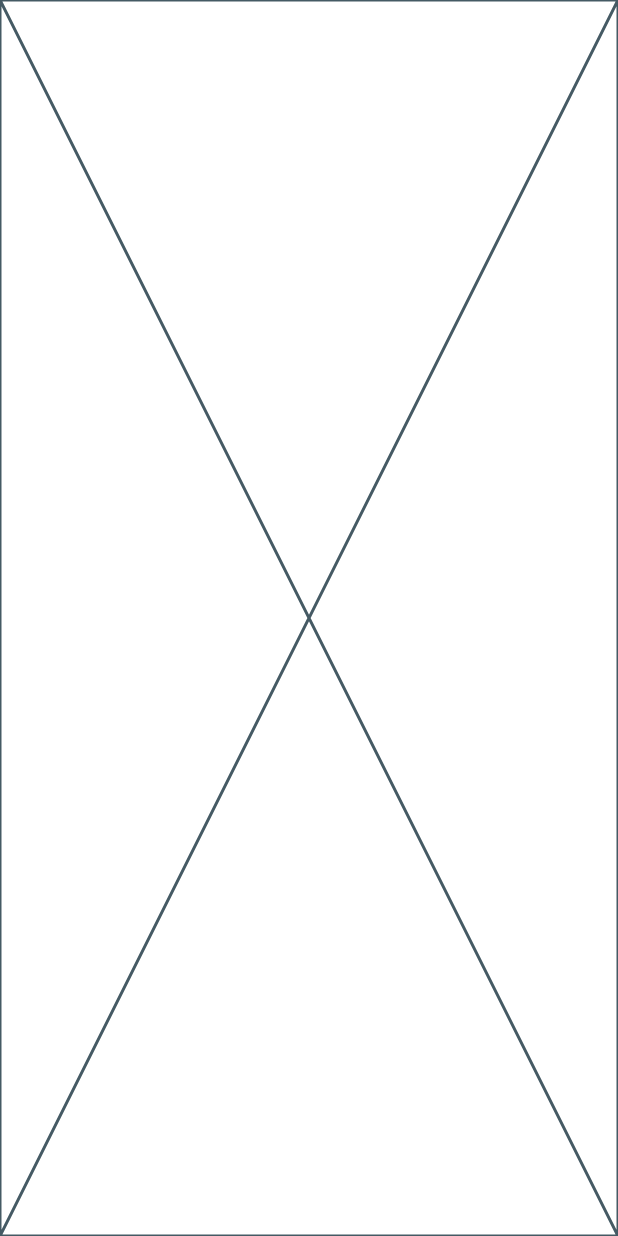
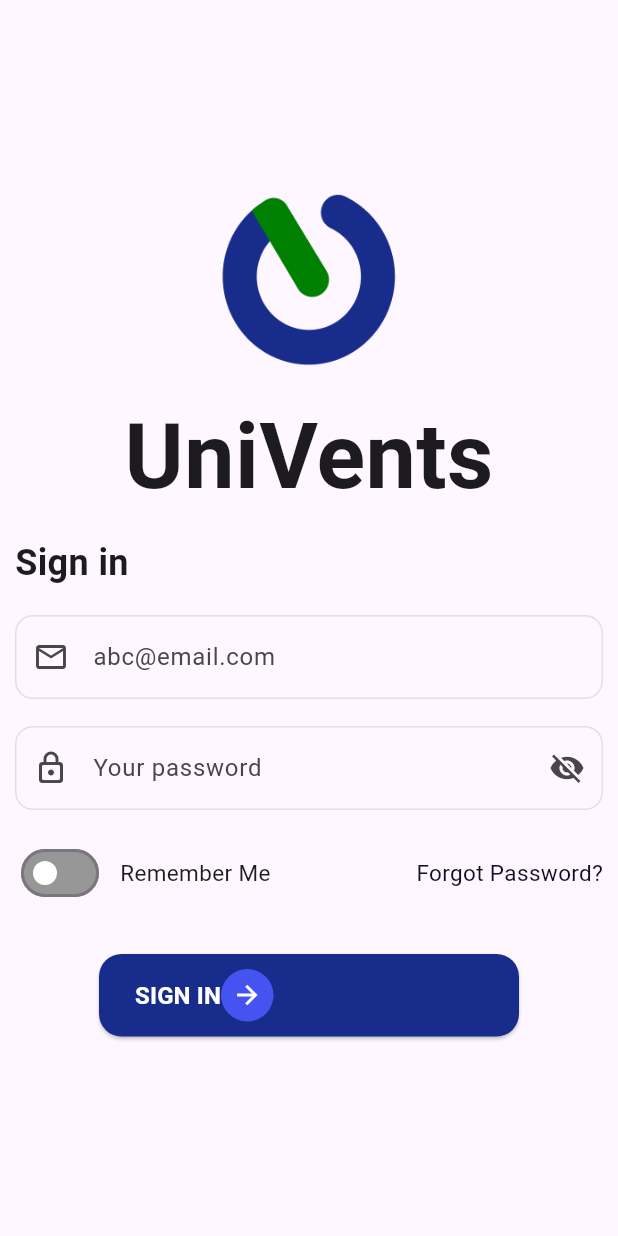
Before and after one commit to KristyleModin/UniVents_Website, a Flutter app: the screen it shows after launch, on a phone screen of 412 x 824 dp. Run offline on Flutter 3.47's test engine with Material 3 defaults, Android fonts, the phone set to English and light mode, and no system bars.

Commit message:
Login Page so Far

```diff
--- a/lib/main.dart
+++ b/lib/main.dart
@@ -1,5 +1,5 @@
 import 'package:flutter/material.dart';
-import 'package:univents/src/views/public/sign_in.dart';
+import 'package:univents/src/views/public/login_page.dart';
 
 void main() {
   runApp(const MyApp());
@@ -32,7 +32,7 @@ class MyApp extends StatelessWidget {
         // tested with just a hot reload.
         colorScheme: ColorScheme.fromSeed(seedColor: Colors.deepPurple),
       ),
-      home: const SignIn (),
+      home: const LoginPage (),
     );
   }
 }
--- /dev/null
+++ b/lib/src/views/public/login_page.dart
@@ -0,0 +1,200 @@
+import 'package:flutter/material.dart';
+
+class LoginPage extends StatefulWidget {
+  const LoginPage({super.key});
+
+  @override
+  State<LoginPage> createState() => _LoginPageState();
+}
+
+class _LoginPageState extends State<LoginPage> {
+  bool obscureText = true;
+  bool _isSwitchOn = false;
+  bool _isSwitchOff = false;
+
+  @override
+  Widget build(BuildContext context) {
+    return Scaffold(
+      body: Center(
+        child: Padding(
+          padding: const EdgeInsets.all(10),
+          child: Container(
+            height: 600,
+            width: 600,
+            child: Column(
+              children: [
+                Image.asset(
+                  "lib/images/univents_logo.png",
+                  width: 250,
+                  height: 150,
+                ),
+                Text(
+                  "UniVents",
+                  style: TextStyle(
+                    fontWeight: FontWeight.bold,
+                    fontSize: 60,
+                  ),
+                ),
+                SizedBox(
+                  height: 10,
+                ),
+                Align(
+                  alignment: Alignment.centerLeft,
+                  child: Text(
+                    "Sign in",
+                    style: TextStyle(
+                      fontWeight: FontWeight.bold,
+                      fontSize: 24,
+                    ),
+                  ),
+                ),
+                SizedBox(
+                  height: 18,
+                ),
+                TextField(
+                  decoration: InputDecoration(
+                    prefixIcon: Icon(Icons.email_outlined),
+                    hintText: "abc@email.com",
+                    enabledBorder: OutlineInputBorder(
+                      borderRadius: BorderRadius.circular(12),
+                      borderSide: BorderSide(
+                        color: Color(0xFFE4DFDF),
+                      ),
+                    ),
+                    focusedBorder: OutlineInputBorder(
+                      borderRadius: BorderRadius.circular(12),
+                      borderSide: BorderSide(
+                        color: Color(0xFFE4DFDF),
+                        width: 2.0,
+                      ),
+                    ),
+                  ),
+                ),
+                SizedBox(
+                  height: 18,
+                ),
+                TextField(
+                  obscureText: obscureText,
+                  decoration: InputDecoration(
+                    prefixIcon: Icon(Icons.lock_outline_rounded),
+                    suffixIcon: IconButton(
+                      onPressed: () {
+                        setState(() {
+                          obscureText = !obscureText;
+                        });
+                      },
+                      icon: Icon(
+                        obscureText
+                            ? Icons.visibility_off
+                            : Icons.visibility,
+                      ),
+                    ),
+                    hintText: "Your password",
+                    enabledBorder: OutlineInputBorder(
+                      borderRadius: BorderRadius.circular(12),
+                      borderSide: BorderSide(
+                        color: Color(0xFFE4DFDF),
+                      ),
+                    ),
+                    focusedBorder: OutlineInputBorder(
+                      borderRadius: BorderRadius.circular(12),
+                      borderSide: BorderSide(
+                        color: Color(0xFFE4DFDF),
+                        width: 2.0,
+                      ),
+                    ),
+                  ),
+                ),
+                SizedBox(
+                  height: 18,
+                ),
+                Row(
+                  mainAxisAlignment: MainAxisAlignment.spaceBetween,
+                  children: [
+                    Row(
+                      children: [
+                        Switch(
+                          value: _isSwitchOn,
+                          onChanged: (bool value) {
+                            setState(() {
+                              _isSwitchOn = value;
+                            });
+                          },
+                          activeColor: Colors.white,
+                          activeTrackColor: Color(0xFF182C8C),
+                          inactiveThumbColor: Colors.white,
+                          inactiveTrackColor: Color(0xFF979797),
+                        ),
+                        SizedBox(
+                          width: 10,
+                        ),
+                        Text(
+                          "Remember Me",
+                          style: TextStyle(
+                            fontSize: 15,
+                          ),
+                        )
+                      ],
+                    ),
+                    Row(
+                      children: [
+                        Text(
+                          "Forgot Password?",
+                          style: TextStyle(
+                            fontSize: 15,
+                            color: Color(0xFF120D26),
+                          ),
+                        )
+                      ],
+                    )
+                  ],
+                ),
+                SizedBox(
+                  height: 30,
+                ),
+                SizedBox(
+                  width: 280,
+                  height: 55,
+                  child: ElevatedButton(
+                    onPressed: () {},
+                    style: ElevatedButton.styleFrom(
+                      backgroundColor: Color(0xFF182C8C),
+                      shape: RoundedRectangleBorder(
+                        borderRadius: BorderRadius.circular(15),
+                      ),
+                    ),
+                    child: Row(
+                      children: [
+                        Text(
+                          "SIGN IN",
+                          style: TextStyle(
+                            fontWeight: FontWeight.bold,
+                            fontSize: 16,
+                            color: Colors.white,
+                          ),
+                        ),
+                        Container(
+                          height: 35,
+                          width: 35,
+                          decoration: BoxDecoration(
+                            color: Color(0xFF4554F1),
+                            shape: BoxShape.circle,
+                          ),
+                          child: Icon(
+                            Icons.arrow_forward,
+                            color: Colors.white,
+                            size: 20,
+                          ),
+                        )
+                      ],
+                    ),
+                  ),
+                )
+              ],
+            ),
+          ),
+        ),
+      ),
+    );
+  }
+}
--- a/lib/src/views/public/sign_in.dart
+++ /dev/null
@@ -1,15 +0,0 @@
-import 'package:flutter/material.dart';
-
-class SignIn extends StatefulWidget {
-  const SignIn({super.key});
-
-  @override
-  State<SignIn> createState() => _SignInState();
-}
-
-class _SignInState extends State<SignIn> {
-  @override
-  Widget build(BuildContext context) {
-    return const Placeholder();
-  }
-}
--- a/pubspec.yaml
+++ b/pubspec.yaml
@@ -58,7 +58,8 @@ flutter:
   uses-material-design: true
 
   # To add assets to your application, add an assets section, like this:
-  # assets:
+  assets:
+      - lib/images/
   #   - images/a_dot_burr.jpeg
   #   - images/a_dot_ham.jpeg
 
```
Also changed, not shown: lib/images/univents_logo.png (added).
